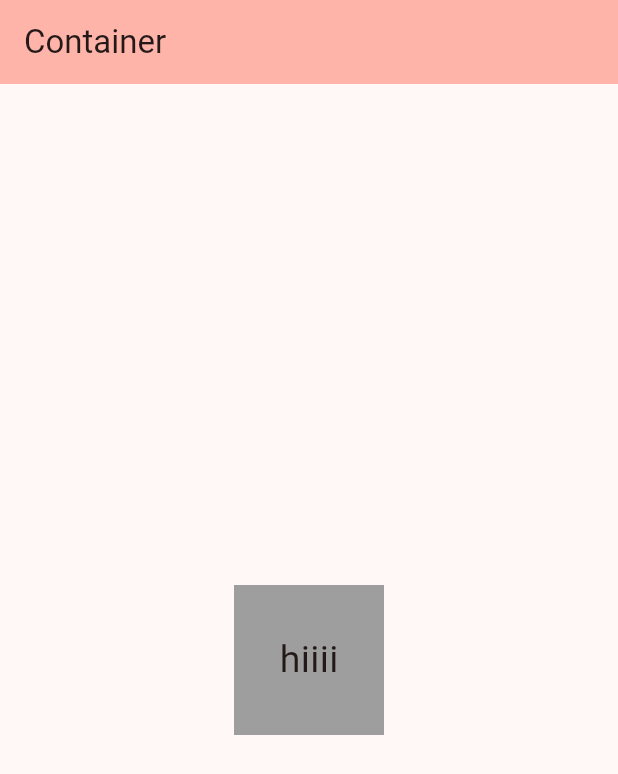
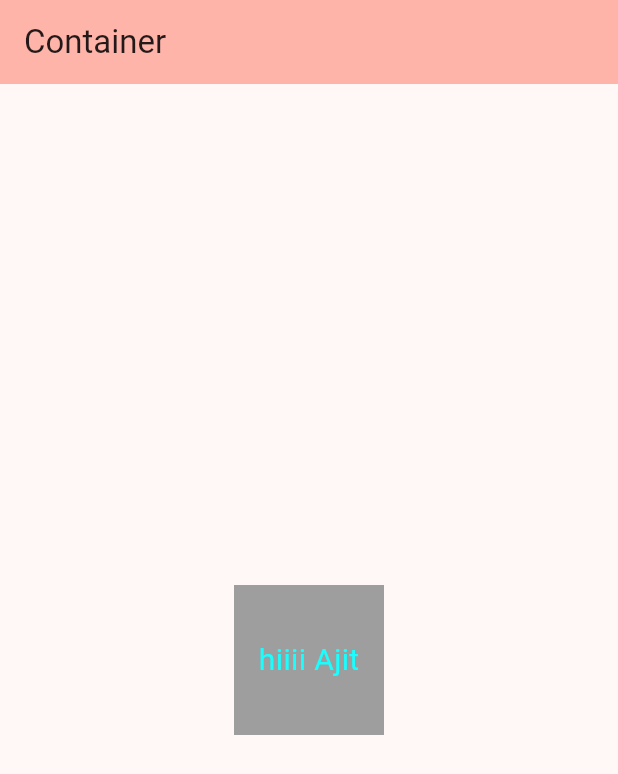
Before and after one commit to ajitlenka30/firstapp, a Flutter app: the screen it shows after launch, on a phone screen of 412 x 824 dp. Shown: the top 774 px of the screen. Run offline on Flutter 3.47's test engine with Material 2 defaults, Android fonts, the phone set to English and light mode, and no system bars.

Commit message:
change text colour

```diff
--- a/lib/main.dart
+++ b/lib/main.dart
@@ -31,7 +31,6 @@ class MyHomePage extends StatefulWidget {
 }
 
 class _MyHomePageState extends State<MyHomePage> {
-
   @override
   Widget build(BuildContext context) {
     return Scaffold(
@@ -44,9 +43,8 @@ class _MyHomePageState extends State<MyHomePage> {
             width: 100,
             height: 100,
             color: Colors.grey,
-            child: Center(child: const Text('hiiii', style: TextStyle(fontSize: 25),)),
-        ),
-      ),
+            child: const Center(child: Text('hiiii Ajit', style: TextStyle(fontSize: 20,color: Colors.cyanAccent),
+            ),),),)
     ); // This trailing comma makes auto-formatting nicer for build methods.
   }
 }
```
